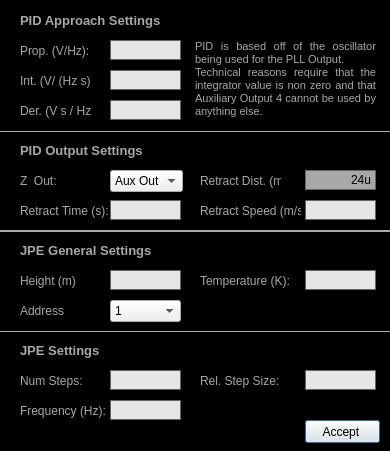
Above: Scanner GUI/ApproachModule/advancedPIDApproachSettings.ui from afylab/nanoSQUID-Scanning-Software before the change. Below: the same form after it.
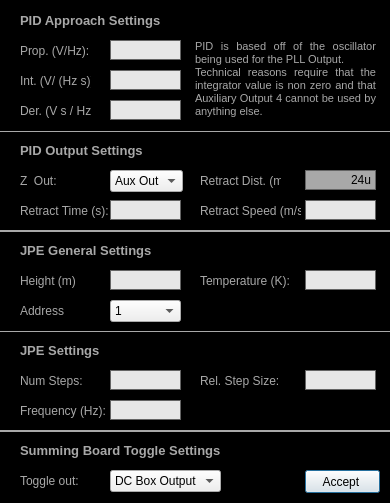
That is the form after the change.

Commit message: Added sumboard toggle and dc box

```diff
--- a/Scanner GUI/ApproachModule/advancedPIDApproachSettings.ui
+++ b/Scanner GUI/ApproachModule/advancedPIDApproachSettings.ui
@@ -7,7 +7,7 @@
     <x>0</x>
     <y>0</y>
     <width>390</width>
-    <height>451</height>
+    <height>503</height>
    </rect>
   </property>
   <property name="sizePolicy">
@@ -25,7 +25,7 @@
   <property name="maximumSize">
    <size>
     <width>390</width>
-    <height>451</height>
+    <height>600</height>
    </size>
   </property>
   <property name="windowTitle">
@@ -83,7 +83,7 @@
    <property name="geometry">
     <rect>
      <x>305</x>
-     <y>420</y>
+     <y>470</y>
      <width>75</width>
      <height>23</height>
     </rect>
@@ -693,6 +693,124 @@
 &lt;p align=&quot;justify&quot; style=&quot; margin-top:0px; margin-bottom:0px; margin-left:0px; margin-right:0px; -qt-block-indent:0; text-indent:0px;&quot;&gt;&lt;span style=&quot; font-size:8pt;&quot;&gt;Technical reasons require that the integrator value is non zero and that Auxiliary Output 4 cannot be used by anything else. &lt;/span&gt;&lt;/p&gt;&lt;/body&gt;&lt;/html&gt;</string>
    </property>
   </widget>
+  <widget class="QComboBox" name="comboBox_Sumboard_Toggle">
+   <property name="geometry">
+    <rect>
+     <x>110</x>
+     <y>470</y>
+     <width>111</width>
+     <height>22</height>
+    </rect>
+   </property>
+   <property name="currentIndex">
+    <number>0</number>
+   </property>
+   <item>
+    <property name="text">
+     <string>DC Box Output 1</string>
+    </property>
+   </item>
+   <item>
+    <property name="text">
+     <string>DC Box Output 2</string>
+    </property>
+   </item>
+   <item>
+    <property name="text">
+     <string>DC Box Output 3</string>
+    </property>
+   </item>
+   <item>
+    <property name="text">
+     <string>DC Box Output 4</string>
+    </property>
+   </item>
+   <item>
+    <property name="text">
+     <string>DC Box Output 5</string>
+    </property>
+   </item>
+   <item>
+    <property name="text">
+     <string>DC Box Output 6</string>
+    </property>
+   </item>
+   <item>
+    <property name="text">
+     <string>DC Box Output 7</string>
+    </property>
+   </item>
+   <item>
+    <property name="text">
+     <string>DC Box Output 8</string>
+    </property>
+   </item>
+  </widget>
+  <widget class="QLabel" name="label_8">
+   <property name="geometry">
+    <rect>
+     <x>20</x>
+     <y>470</y>
+     <width>81</width>
+     <height>22</height>
+    </rect>
+   </property>
+   <property name="text">
+    <string>Toggle out:</string>
+   </property>
+  </widget>
+  <widget class="QLabel" name="label_title_7">
+   <property name="geometry">
+    <rect>
+     <x>20</x>
+     <y>440</y>
+     <width>311</width>
+     <height>20</height>
+    </rect>
+   </property>
+   <property name="font">
+    <font>
+     <pointsize>10</pointsize>
+     <weight>75</weight>
+     <bold>true</bold>
+    </font>
+   </property>
+   <property name="styleSheet">
+    <string notr="true">#label_title{
+color:rgb(168,168,168)
+}</string>
+   </property>
+   <property name="text">
+    <string>Summing Board Toggle Settings</string>
+   </property>
+   <property name="alignment">
+    <set>Qt::AlignLeading|Qt::AlignLeft|Qt::AlignVCenter</set>
+   </property>
+  </widget>
+  <widget class="Line" name="line_5">
+   <property name="geometry">
+    <rect>
+     <x>0</x>
+     <y>430</y>
+     <width>405</width>
+     <height>3</height>
+    </rect>
+   </property>
+   <property name="styleSheet">
+    <string notr="true">#line_5{
+color:rgb(168,168,168)
+}</string>
+   </property>
+   <property name="frameShadow">
+    <enum>QFrame::Plain</enum>
+   </property>
+   <property name="lineWidth">
+    <number>2</number>
+   </property>
+   <property name="orientation">
+    <enum>Qt::Horizontal</enum>
+   </property>
+  </widget>
  </widget>
  <tabstops>
   <tabstop>lineEdit_P</tabstop>
```
The commit also changes 7 other files.
